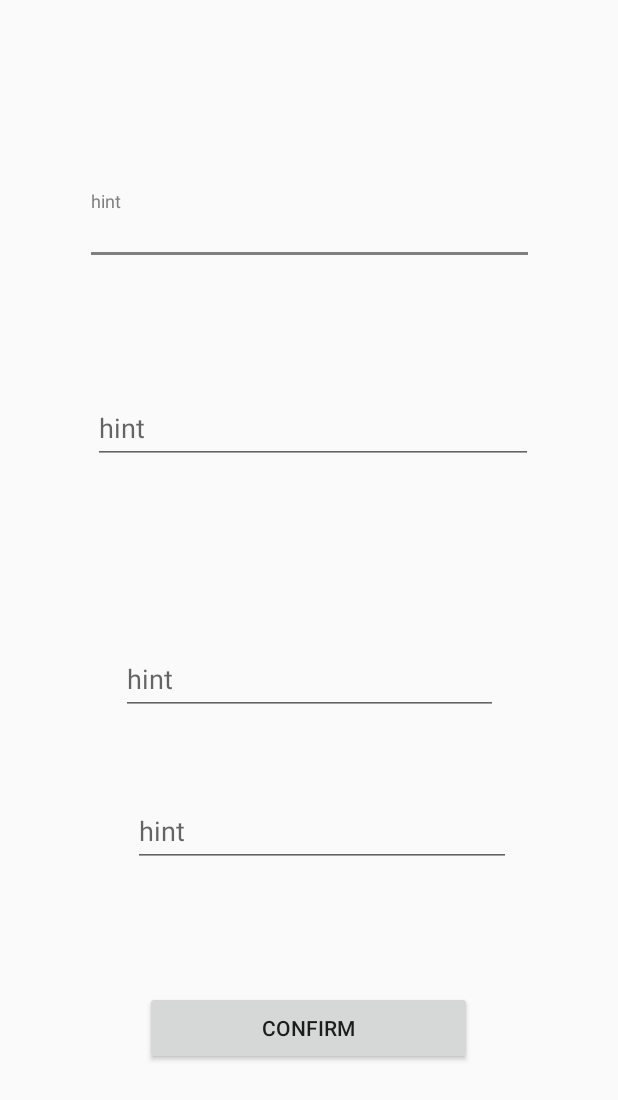
After one commit to taredalen/BusterTheque, an Android app: the fragment ModifyUserFragment shown on its own in the app's theme, on a phone screen of 412 x 824 dp. The commit adds this screen. Shown: the top 1100 px of the screen. Run offline under Robolectric (Android 15) with nearby library versions, the phone set to English and light mode, and no system bars; our stand-ins replace Firebase (no records; nobody signed in at launch, a user with empty details on screens opened directly).

Commit message:
first commit

```diff
--- /dev/null
+++ b/app/src/main/java/com/example/test/ui/user/ModifyUserFragment.java
@@ -0,0 +1,116 @@
+package com.example.test.ui.user;
+
+import android.os.Bundle;
+
+import androidx.annotation.NonNull;
+import androidx.fragment.app.Fragment;
+
+import android.util.Log;
+import android.util.Patterns;
+import android.view.LayoutInflater;
+import android.view.View;
+import android.view.ViewGroup;
+import android.widget.Button;
+import android.widget.EditText;
+import android.widget.Toast;
+
+import com.example.test.R;
+import com.example.test.firebase.MainAuthentication;
+import com.google.android.gms.tasks.OnCompleteListener;
+import com.google.android.gms.tasks.Task;
+import com.google.firebase.auth.FirebaseAuth;
+import com.google.firebase.auth.FirebaseUser;
+import com.google.firebase.firestore.FirebaseFirestore;
+
+
+public class ModifyUserFragment extends Fragment {
+
+    EditText editTextMailUser;
+    EditText editTextUsername;
+    Button buttonConfirmUser;
+    EditText editTextNewPasswordConfirm;
+    EditText editTextNewPassword;
+    private final FirebaseFirestore db = FirebaseFirestore.getInstance();
+
+    public ModifyUserFragment() {
+        // Required empty public constructor
+    }
+
+    @Override
+    public View onCreateView(LayoutInflater inflater, ViewGroup container,
+                             Bundle savedInstanceState) {
+        // Inflate the layout for this fragment
+        FirebaseUser uid = FirebaseAuth.getInstance().getCurrentUser();
+        View root =  inflater.inflate(R.layout.fragment_modify_user, container, false);
+
+        editTextMailUser = root.findViewById(R.id.editTextMailUser);
+        editTextMailUser.setText(uid.getEmail());
+        editTextUsername = root.findViewById(R.id.editTextUsername);
+        db.collection("users").document(uid.getUid()).get().addOnCompleteListener(task -> {
+            if (task.isSuccessful()) {
+                String name = task.getResult().getString("name");
+                editTextUsername.setText(name);
+            }
+        });
+        editTextNewPasswordConfirm = root.findViewById(R.id.editTextNewPasswordConfirm);
+        editTextNewPassword = root.findViewById(R.id.editTextNewPassword);
+
+        buttonConfirmUser = root.findViewById(R.id.buttonConfirmUser);
+
+
+        buttonConfirmUser.setOnClickListener(v -> {
+            if (checkField()) {
+                uid.updateEmail(editTextMailUser.getText().toString().trim());
+                db.collection("users").document(uid.getUid()).update("name",editTextUsername.getText().toString().trim());
+                if (!editTextNewPassword.getText().toString().trim().isEmpty()) {
+                    Toast.makeText(getActivity(), "Failed to login! Try again!", Toast.LENGTH_LONG).show();
+                    uid.updatePassword(editTextNewPassword.getText().toString().trim()).addOnCompleteListener(new OnCompleteListener<Void>() {
+                        @Override
+                        public void onComplete(@NonNull Task<Void> task) {
+                            if (task.isSuccessful()) {
+                                Log.d("MSG", "task not failed successfuly");
+                            }
+                        }
+                    });
+                }
+            }
+
+        });
+
+
+
+        return root;
+    }
+
+
+    private boolean checkField() {
+        if(editTextMailUser.getText().toString().trim().isEmpty()){
+            editTextMailUser.setError("Email is required!");
+            editTextMailUser.requestFocus();
+            return false;
+        }
+        if(editTextUsername.getText().toString().trim().isEmpty()){
+            editTextUsername.setError("Name is required!");
+            editTextUsername.requestFocus();
+            return false;
+        }
+        if(!Patterns.EMAIL_ADDRESS.matcher(editTextMailUser.getText().toString().trim()).matches()){
+            editTextMailUser.setError("Please, provide valid email!");
+            editTextMailUser.requestFocus();
+            return false;
+        }
+        if(!editTextNewPassword.getText().toString().trim().isEmpty()){
+            if(editTextNewPassword.getText().toString().trim().length() <3 ){
+                editTextNewPassword.setError("Minimum password length should be 3 characters!");
+                editTextNewPassword.requestFocus();
+                return false;
+            }
+            if (!editTextNewPasswordConfirm.getText().toString().trim().equals(editTextNewPassword.getText().toString().trim())) {
+                editTextNewPasswordConfirm.setError("Passwords are not the same!");
+                editTextNewPasswordConfirm.requestFocus();
+                return false;
+            }
+        }
+        return true;
+    }
+}
--- /dev/null
+++ b/app/src/main/res/layout/fragment_modify_user.xml
@@ -0,0 +1,92 @@
+<?xml version="1.0" encoding="utf-8"?>
+<androidx.constraintlayout.widget.ConstraintLayout xmlns:android="http://schemas.android.com/apk/res/android"
+    xmlns:app="http://schemas.android.com/apk/res-auto"
+    xmlns:tools="http://schemas.android.com/tools"
+    android:id="@+id/frameLayout3"
+    android:layout_width="match_parent"
+    android:layout_height="match_parent"
+    tools:context=".ui.user.ModifyUserFragment">
+
+    <com.google.android.material.textfield.TextInputLayout
+        android:id="@+id/textInputLayout2"
+        android:layout_width="299dp"
+        android:layout_height="49dp"
+        app:layout_constraintBottom_toBottomOf="parent"
+        app:layout_constraintEnd_toEndOf="parent"
+        app:layout_constraintStart_toStartOf="parent"
+        app:layout_constraintTop_toTopOf="parent"
+        app:layout_constraintVertical_bias="0.164">
+
+        <com.google.android.material.textfield.TextInputEditText
+            android:id="@+id/editTextMailUser"
+            android:layout_width="match_parent"
+            android:layout_height="wrap_content"
+            android:hint="hint" />
+    </com.google.android.material.textfield.TextInputLayout>
+
+    <com.google.android.material.textfield.TextInputLayout
+        android:id="@+id/textInputLayout4"
+        android:layout_width="293dp"
+        android:layout_height="61dp"
+        app:layout_constraintBottom_toBottomOf="parent"
+        app:layout_constraintEnd_toEndOf="parent"
+        app:layout_constraintHorizontal_bias="0.525"
+        app:layout_constraintStart_toStartOf="parent"
+        app:layout_constraintTop_toBottomOf="@+id/textInputLayout2"
+        app:layout_constraintVertical_bias="0.131">
+
+        <com.google.android.material.textfield.TextInputEditText
+            android:id="@+id/editTextUsername"
+            android:layout_width="match_parent"
+            android:layout_height="wrap_content"
+            android:hint="hint" />
+    </com.google.android.material.textfield.TextInputLayout>
+
+    <com.google.android.material.textfield.TextInputLayout
+        android:id="@+id/textInputLayout6"
+        android:layout_width="251dp"
+        android:layout_height="58dp"
+        app:layout_constraintBottom_toBottomOf="parent"
+        app:layout_constraintEnd_toEndOf="parent"
+        app:layout_constraintStart_toStartOf="parent"
+        app:layout_constraintTop_toTopOf="parent"
+        app:layout_constraintVertical_bias="0.549">
+
+        <com.google.android.material.textfield.TextInputEditText
+            android:id="@+id/editTextNewPassword"
+            android:layout_width="match_parent"
+            android:layout_height="wrap_content"
+            android:hint="hint" />
+    </com.google.android.material.textfield.TextInputLayout>
+
+    <com.google.android.material.textfield.TextInputLayout
+        android:id="@+id/textInputLayout7"
+        android:layout_width="252dp"
+        android:layout_height="72dp"
+        android:layout_marginTop="60dp"
+        app:layout_constraintBottom_toBottomOf="parent"
+        app:layout_constraintEnd_toEndOf="parent"
+        app:layout_constraintHorizontal_bias="0.554"
+        app:layout_constraintStart_toStartOf="parent"
+        app:layout_constraintTop_toTopOf="parent"
+        app:layout_constraintVertical_bias="0.668">
+
+        <com.google.android.material.textfield.TextInputEditText
+            android:id="@+id/editTextNewPasswordConfirm"
+            android:layout_width="match_parent"
+            android:layout_height="wrap_content"
+            android:hint="hint" />
+    </com.google.android.material.textfield.TextInputLayout>
+
+    <Button
+        android:id="@+id/buttonConfirmUser"
+        android:layout_width="218dp"
+        android:layout_height="49dp"
+        android:text="Confirm"
+        app:layout_constraintBottom_toBottomOf="parent"
+        app:layout_constraintEnd_toEndOf="parent"
+        app:layout_constraintHorizontal_bias="0.497"
+        app:layout_constraintStart_toStartOf="parent"
+        app:layout_constraintTop_toBottomOf="@+id/textInputLayout7"
+        app:layout_constraintVertical_bias="0.368" />
+</androidx.constraintlayout.widget.ConstraintLayout>
--- a/app/src/main/res/menu/activity_main_drawer.xml
+++ b/app/src/main/res/menu/activity_main_drawer.xml
@@ -16,5 +16,8 @@
         <item
                 android:id="@+id/nav_slideshow"
                 android:title="@string/menu_statistics"/>
+        <item
+            android:id="@+id/nav_profile"
+            android:title="@string/profile_nav"/>
     </group>
 </menu>
--- a/app/src/main/res/values/strings.xml
+++ b/app/src/main/res/values/strings.xml
@@ -38,4 +38,5 @@
     <string name="menu_film">SEARCH FILM</string>
     <string name="hello_blank_fragment">Hello blank fragment</string>
     <string name="Search">search</string>
+    <string name="profile_nav">PROFILE</string>
 </resources>
```
Also changed, not shown: app/src/main/java/com/example/test/ui/user/UserFragment.java (added, +69 -0 lines), app/src/main/res/layout/fragment_user.xml (added, +109 -0 lines), app/src/main/res/navigation/mobile_navigation.xml (+18 -0 lines).
